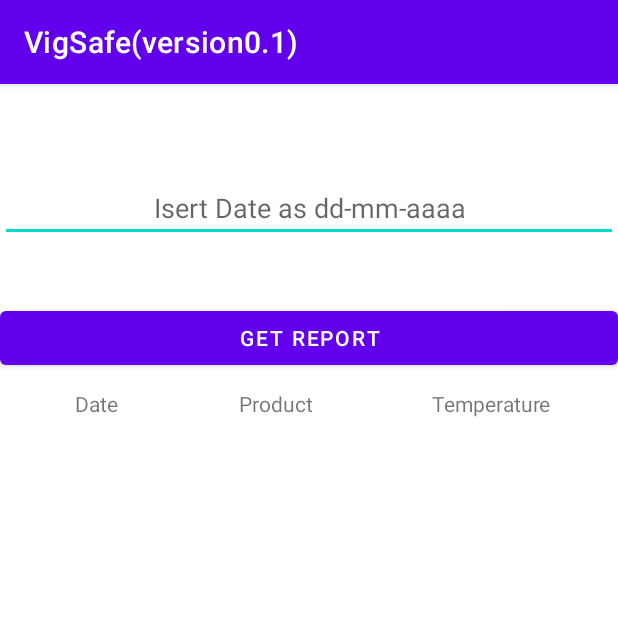
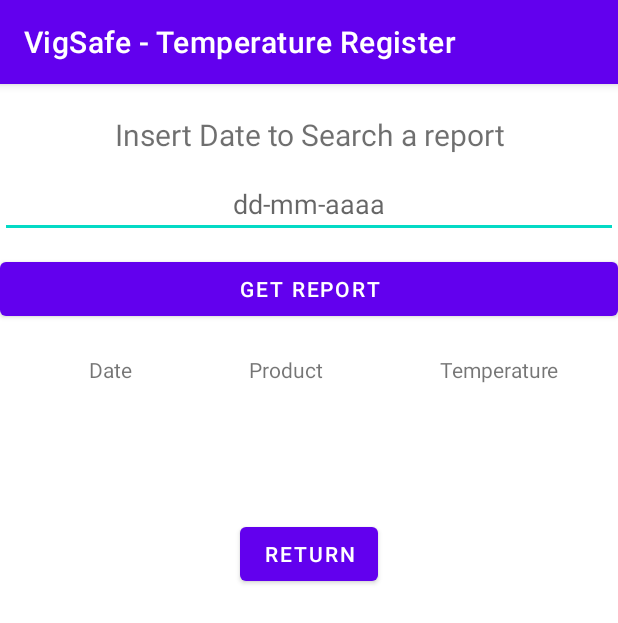
Before and after one commit to cavalcantinetto/vigSafe, an Android app: the ReportResponse screen opened directly, with no data from a screen before it, on a phone screen of 412 x 824 dp. Shown: the top 623 px of the screen. Run offline under Robolectric (Android 15) with nearby library versions, the phone set to English and light mode, and no system bars.

Commit message:
stetic improvements

```diff
--- a/app/src/main/AndroidManifest.xml
+++ b/app/src/main/AndroidManifest.xml
@@ -5,7 +5,7 @@
     <application
         android:allowBackup="true"
         android:icon="@mipmap/ic_launcher"
-        android:label="@string/app_name"
+        android:label="VigSafe - Temperature Register"
         android:roundIcon="@mipmap/ic_launcher_round"
         android:supportsRtl="true"
         android:theme="@style/Theme.VigSafeversion01">
--- a/app/src/main/java/com/example/vigsafeversion01/DbManager.java
+++ b/app/src/main/java/com/example/vigsafeversion01/DbManager.java
@@ -2,10 +2,13 @@ package com.example.vigsafeversion01;
 
 import android.content.ContentValues;
 import android.content.Context;
+import android.content.Intent;
 import android.database.Cursor;
 import android.database.sqlite.SQLiteDatabase;
 import android.database.sqlite.SQLiteOpenHelper;
 import android.util.Log;
+import android.view.View;
+import android.widget.Button;
 
 import java.util.ArrayList;
 
@@ -59,5 +62,4 @@ public class DbManager extends SQLiteOpenHelper {
         return result;
     }
 
-
-}
+    }
--- a/app/src/main/java/com/example/vigsafeversion01/ReportResponse.java
+++ b/app/src/main/java/com/example/vigsafeversion01/ReportResponse.java
@@ -2,6 +2,8 @@ package com.example.vigsafeversion01;
 
 import androidx.appcompat.app.AppCompatActivity;
 
+import android.app.Activity;
+import android.content.Intent;
 import android.database.Cursor;
 import android.database.sqlite.SQLiteDatabase;
 import android.os.Bundle;
@@ -21,7 +23,7 @@ public class ReportResponse extends AppCompatActivity {
     TextView textResponse;
     EditText textSearch;
     DbManager obj = null;
-    Button btnSearch;
+    Button btnSearch, btnReturn;
 
     @Override
     protected void onCreate(Bundle savedInstanceState) {
@@ -31,11 +33,20 @@ public class ReportResponse extends AppCompatActivity {
         //textResponse = findViewById(R.id.textResponse);
         textSearch = findViewById(R.id.textSearch);
         btnSearch = findViewById(R.id.search_button);
+        btnReturn = findViewById(R.id.return_button);
 
         btnSearch.setOnClickListener(new View.OnClickListener() {
             @Override
             public void onClick(View v) {
                 searchData();
+            }
+        });
+
+        btnReturn.setOnClickListener(new View.OnClickListener() {
+            @Override
+            public void onClick(View v) {
+                Intent intent = new Intent(ReportResponse.this, Activity_profile.class);
+                startActivity(intent);
             }
         });
 
@@ -54,9 +65,9 @@ public class ReportResponse extends AppCompatActivity {
             TextView t2 = new TextView(this);
             TextView t3 = new TextView(this);
 
-            t1.setText(measure.getProductType());
-            t2.setText(measure.getTemperature());
-            t3.setText(measure.getDate());
+            t1.setText(measure.getDate());
+            t2.setText(measure.getProductType());
+            t3.setText(measure.getTemperature());
 
             TableRow row = new TableRow(this);
             row.addView(t1);
@@ -71,6 +82,4 @@ public class ReportResponse extends AppCompatActivity {
 
 
 
-
-
 }
--- a/app/src/main/res/layout/activity_main.xml
+++ b/app/src/main/res/layout/activity_main.xml
@@ -244,7 +244,7 @@
         android:layout_width="wrap_content"
         android:layout_height="wrap_content"
         android:layout_marginBottom="24dp"
-        android:text="Submit"
+        android:text="Done"
         app:layout_constraintBottom_toBottomOf="parent"
         app:layout_constraintEnd_toEndOf="parent"
         app:layout_constraintHorizontal_bias="0.498"
--- a/app/src/main/res/layout/activity_manager_report_layout.xml
+++ b/app/src/main/res/layout/activity_manager_report_layout.xml
@@ -53,7 +53,7 @@
         android:layout_marginEnd="48dp"
         android:layout_marginRight="48dp"
         android:layout_marginBottom="32dp"
-        android:text="Send"
+        android:text="Submit"
         app:layout_constraintBottom_toBottomOf="parent"
         app:layout_constraintEnd_toEndOf="parent" />
 
--- a/app/src/main/res/layout/activity_report_response.xml
+++ b/app/src/main/res/layout/activity_report_response.xml
@@ -7,12 +7,24 @@
     android:orientation="vertical"
     tools:context=".ReportResponse">
 
+    <TextView
+        android:id="@+id/header_title"
+        android:layout_width="wrap_content"
+        android:layout_height="wrap_content"
+        android:gravity="center"
+        android:foregroundGravity="center"
+        android:layout_gravity="center"
+        android:paddingTop="20dp"
+        android:textSize="20dp"
+        android:textColor="@color/common_google_signin_btn_text_light"
+        android:text="Insert Date to Search a report" />
+
     <EditText
         android:layout_width="match_parent"
         android:layout_height="wrap_content"
         android:id="@+id/textSearch"
-        android:layout_marginTop="60dp"
-        android:hint="Isert Date as dd-mm-aaaa"
+        android:layout_marginTop="10dp"
+        android:hint="dd-mm-aaaa"
         android:gravity="center"
         android:inputType="text"/>
 
@@ -20,13 +32,58 @@
         android:layout_width="match_parent"
         android:layout_height="wrap_content"
         android:id="@+id/search_button"
-        android:layout_marginTop="40dp"
+        android:layout_marginTop="10dp"
         android:text="Get Report" />
 
     <TableLayout
+        android:id="@+id/table_report_FIRST_LINE"
+        android:layout_width="wrap_content"
+        android:layout_height="wrap_content"
+        android:stretchColumns="*"
+        app:layout_constraintEnd_toEndOf="parent"
+        app:layout_constraintStart_toStartOf="parent"
+        app:layout_constraintTop_toTopOf="parent"
+        android:padding="10dp">
+
+
+    <TableRow
+        android:id="@+id/tbrow_frist_line"
+        android:layout_width="wrap_content"
+        android:layout_height="wrap_content"
+        android:padding="10dp">
+
+
+        <TextView
+            android:id="@+id/date_column_first_line"
+            android:layout_width="wrap_content"
+            android:layout_height="wrap_content"
+            android:gravity="center"
+            android:text="Date" />
+
+        <TextView
+            android:id="@+id/product_column_first_line"
+            android:layout_width="wrap_content"
+            android:layout_height="wrap_content"
+            android:gravity="center"
+            android:text="Product" />
+
+        <TextView
+            android:id="@+id/temperature_column_first_line"
+            android:layout_width="wrap_content"
+            android:layout_height="wrap_content"
+            android:gravity="center"
+            android:text="Temperature" />
+    </TableRow>
+    </TableLayout>
+
+    <ScrollView
+        android:layout_width="wrap_content"
+        android:layout_height="wrap_content">
+
+    <TableLayout
         android:id="@+id/table_report"
-        android:layout_width="418dp"
-        android:layout_height="460dp"
+        android:layout_width="wrap_content"
+        android:layout_height="wrap_content"
         android:padding="10dp"
         android:stretchColumns="*"
         app:layout_constraintEnd_toEndOf="parent"
@@ -36,30 +93,40 @@
 
         <TableRow
             android:id="@+id/tbrow1"
-            android:layout_width="match_parent"
-            android:layout_height="wrap_content">
+            android:layout_width="wrap_content"
+            android:layout_height="wrap_content"
+            android:padding="10dp">
+
 
             <TextView
                 android:id="@+id/date_column"
                 android:layout_width="wrap_content"
                 android:layout_height="wrap_content"
                 android:gravity="center"
-                android:text="Date" />
+                android:text="" />
 
             <TextView
                 android:id="@+id/product_column"
                 android:layout_width="wrap_content"
                 android:layout_height="wrap_content"
                 android:gravity="center"
-                android:text="Product" />
+                android:text="" />
 
             <TextView
                 android:id="@+id/temperature_column"
                 android:layout_width="wrap_content"
                 android:layout_height="wrap_content"
                 android:gravity="center"
-                android:text="Temperature" />
+                android:text="" />
         </TableRow>
     </TableLayout>
+    </ScrollView>
+    <Button
+        android:layout_width="wrap_content"
+        android:layout_height="wrap_content"
+        android:id="@+id/return_button"
+        android:layout_gravity="center"
+        android:layout_marginTop="10dp"
+        android:text="Return"/>
 
 </androidx.appcompat.widget.LinearLayoutCompat>
```
Also changed, not shown: app/src/main/java/com/example/vigsafeversion01/manager_report_layout.java (+33 -14 lines).
